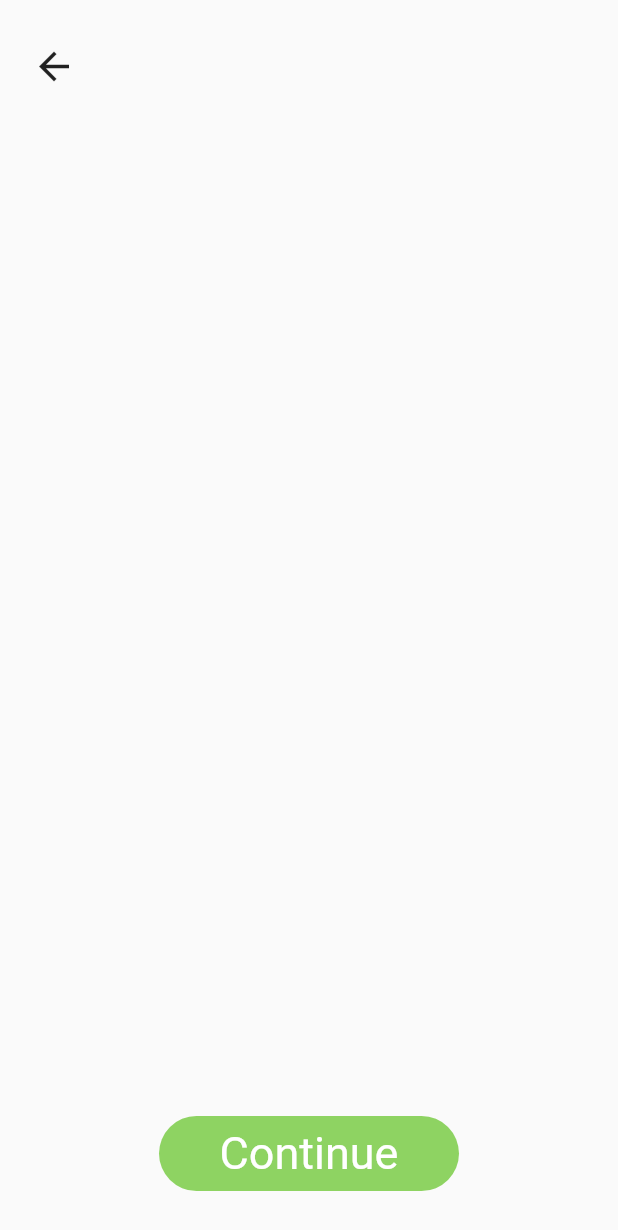
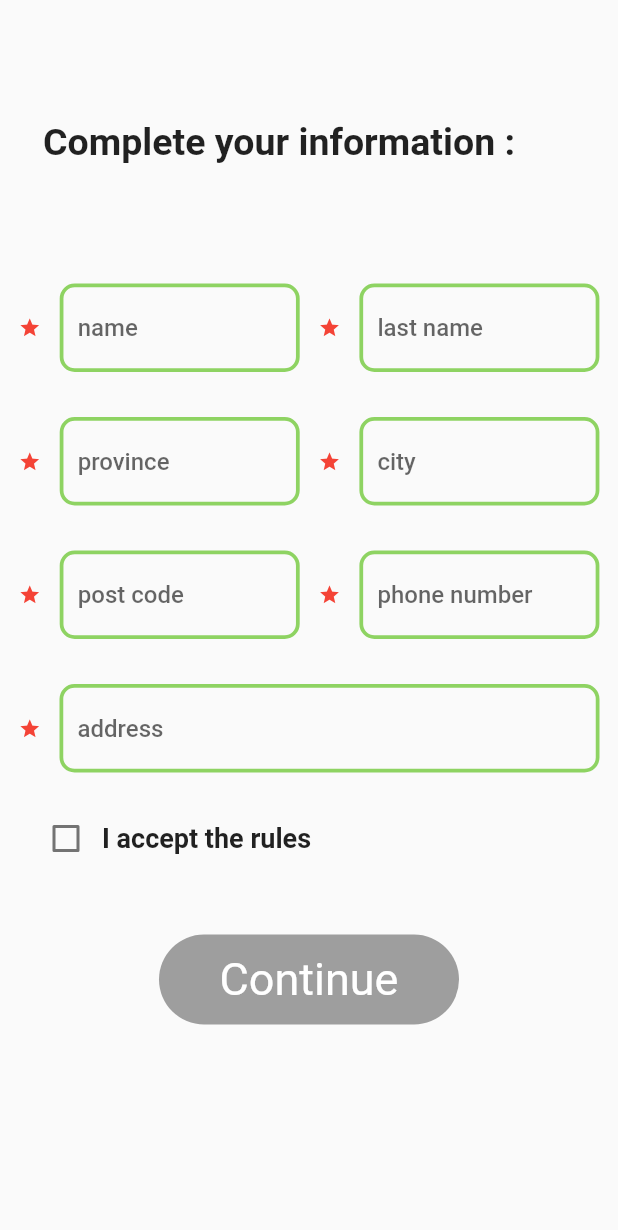
Before and after one commit to Faezeh-dqn/Giahdooni, a Flutter app: the OrdersPage screen opened directly, after a tap on "Continue", on a phone screen of 412 x 824 dp. Shown: the top 1230 px of the screen. Run offline on Flutter 3.47's test engine with Material 2 defaults, Android fonts, the light colour scheme and no system bars; our stand-ins replace cloud_firestore, firebase_auth, firebase_core, firebase_storage, get, get_it and 3 more; accounts and stored records are empty.

Commit message:
infoPage

```diff
--- a/lib/main.dart
+++ b/lib/main.dart
@@ -5,6 +5,7 @@ import 'package:giahdooni/service_locator.dart';
 import 'package:flutter/services.dart';
 import 'package:giahdooni/views/home_page.dart';
 import 'package:giahdooni/views/menu_page.dart';
+import 'package:giahdooni/views/pay_page.dart';
 import 'package:giahdooni/views/profile_page.dart';
 import 'package:giahdooni/views/signup_page.dart';
 
--- a/lib/models/orders.dart
+++ b/lib/models/orders.dart
@@ -1,7 +1,9 @@
+import 'dart:convert';
+
 import 'package:flutter/cupertino.dart';
 
 class Order {
-  int id;
+  String id;
   int plantPrice;
   int vaseprice;
   final String color;
@@ -10,7 +12,6 @@ class Order {
   final String plantImage;
   int itemCount;
   int totalprice;
-
   Order({
     @required this.id,
     @required this.plantPrice,
@@ -24,7 +25,7 @@ class Order {
   });
 
   Order copyWith({
-    int id,
+    String id,
     int plantPrice,
     int vaseprice,
     String color,
@@ -75,6 +76,10 @@ class Order {
     );
   }
 
+  String toJson() => json.encode(toMap());
+
+  factory Order.fromJson(String source) => Order.fromMap(json.decode(source));
+
   @override
   String toString() {
     return 'Order(id: $id, plantPrice: $plantPrice, vaseprice: $vaseprice, color: $color, vaseShape: $vaseShape, name: $name, plantImage: $plantImage, itemCount: $itemCount, totalprice: $totalprice)';
--- /dev/null
+++ b/lib/models/payingInfo.dart
@@ -0,0 +1,96 @@
+import 'dart:convert';
+
+import 'package:flutter/cupertino.dart';
+
+class PayingInfo {
+  String address;
+  String postCode;
+  String phoneNumber;
+  String city;
+  String province;
+  String name;
+  String lastName;
+  PayingInfo({
+    @required this.address,
+    @required this.postCode,
+    @required this.phoneNumber,
+    @required this.city,
+    @required this.province,
+    @required this.name,
+    @required this.lastName,
+  });
+
+  PayingInfo copyWith({
+    String address,
+    String postCode,
+    String phoneNumber,
+    String city,
+    String province,
+    String name,
+    String lastName,
+  }) {
+    return PayingInfo(
+      address: address ?? this.address,
+      postCode: postCode ?? this.postCode,
+      phoneNumber: phoneNumber ?? this.phoneNumber,
+      city: city ?? this.city,
+      province: province ?? this.province,
+      name: name ?? this.name,
+      lastName: lastName ?? this.lastName,
+    );
+  }
+
+  Map<String, dynamic> toMap() {
+    return {
+      'address': address,
+      'postCode': postCode,
+      'phoneNumber': phoneNumber,
+      'city': city,
+      'province': province,
+      'name': name,
+      'lastName': lastName,
+    };
+  }
+
+  factory PayingInfo.fromMap(Map<String, dynamic> map) {
+    return PayingInfo(
+      address: map['address'],
+      postCode: map['postCode'],
+      phoneNumber: map['phoneNumber'],
+      city: map['city'],
+      province: map['province'],
+      name: map['name'],
+      lastName: map['lastName'],
+    );
+  }
+
+  @override
+  String toString() {
+    return 'PayingInfo(address: $address, postCode: $postCode, phoneNumber: $phoneNumber, city: $city, province: $province, name: $name, lastName: $lastName)';
+  }
+
+  @override
+  bool operator ==(Object other) {
+    if (identical(this, other)) return true;
+
+    return other is PayingInfo &&
+        other.address == address &&
+        other.postCode == postCode &&
+        other.phoneNumber == phoneNumber &&
+        other.city == city &&
+        other.province == province &&
+        other.name == name &&
+        other.lastName == lastName;
+  }
+
+  @override
+  int get hashCode {
+    return address.hashCode ^
+        postCode.hashCode ^
+        phoneNumber.hashCode ^
+        city.hashCode ^
+        province.hashCode ^
+        name.hashCode ^
+        lastName.hashCode;
+  }
+}
--- a/lib/service_locator.dart
+++ b/lib/service_locator.dart
@@ -10,6 +10,7 @@ import 'package:giahdooni/viewmodels/buying_page_viewmodel.dart';
 import 'package:giahdooni/viewmodels/diseases_page_viewmodel.dart';
 import 'package:giahdooni/viewmodels/home_page_viewmodel.dart';
 import 'package:giahdooni/viewmodels/orders_Page_viewmodel.dart';
+import 'package:giahdooni/viewmodels/paying_page_viewmodel.dart';
 import 'package:giahdooni/viewmodels/profile_page_viewmodel.dart';
 import 'package:giahdooni/viewmodels/search_bar_view_model.dart';
 import 'package:giahdooni/viewmodels/sign_in_viewmodel.dart';
@@ -79,6 +80,8 @@ setUpGetIt() {
     ),
   );
 
+  getIt.registerFactory<PayingPageViewModel>(() => PayingPageViewModel());
+
   getIt.registerFactory<SignInViewModel>(
     () =>
         SignInViewModel(authenticationService: getIt<AuthenticationService>()),
--- a/lib/services/firestore_service.dart
+++ b/lib/services/firestore_service.dart
@@ -84,7 +84,7 @@ class FirestoreService {
           .collection(userCollection)
           .doc(currentUserId)
           .collection(orderCollection)
-          .doc(order.name)
+          .doc(order.id.toString())
           .set(order.toMap());
     }
   }
@@ -96,7 +96,7 @@ class FirestoreService {
         .collection(userCollection)
         .doc(currentUserId)
         .collection(orderCollection)
-        .doc(updatedOrder.name)
+        .doc(updatedOrder.id)
         .set(updatedOrder.toMap());
 
     return updatedOrder;
--- a/lib/viewmodels/orders_Page_viewmodel.dart
+++ b/lib/viewmodels/orders_Page_viewmodel.dart
@@ -47,4 +47,14 @@ class OrdersPageViewModel extends BaseViewModel {
   }
 
   int get totalPrice => _totalPrice;
+
+  updateOrders(List<Order> order) async {
+    int i;
+    order.forEach((element) async {
+      Order updatedOrder = element;
+
+      await updateOrder(updatedOrder);
+    });
+    print('done!');
+  }
 }
--- /dev/null
+++ b/lib/viewmodels/paying_page_viewmodel.dart
@@ -0,0 +1,137 @@
+import 'dart:ui';
+import 'package:giahdooni/models/payingInfo.dart';
+import 'package:stacked/stacked.dart';
+
+class PayingPageViewModel extends BaseViewModel {
+  bool _isSelected = false;
+  String _address = '';
+  String _phoneNum = '';
+  String _lastName = '';
+  String _name = '';
+  String _postCode = '';
+  String _city = '';
+  String _province = '';
+  Color _color = Color(0xff8ED362);
+  bool _nameController = false;
+  bool _lastNameController = false;
+  bool provinceController = false;
+  bool cityController = false;
+  bool postCodeController = false;
+  bool phoneNumController = false;
+  bool addressController = false;
+
+  checkNullFields() {
+    if (name == '') {
+      _nameController = true;
+    } else {
+      print('name is not null');
+    }
+    if (lastName == '') {
+      _lastNameController = true;
+    }
+    if (city == '') {
+      cityController = true;
+    }
+    if (province == '') {
+      provinceController = true;
+    }
+    if (address == '') {
+      addressController = true;
+    }
+    if (postCode == '') {
+      postCodeController = true;
+    }
+    if (phoneNum == '') {
+      phoneNumController = true;
+    }
+    notifyListeners();
+  }
+
+  setColor(Color color) {
+    _color = color;
+    notifyListeners();
+  }
+
+  Color get color => _color;
+
+  setNameController(bool nameController) {
+    _nameController = nameController;
+    notifyListeners();
+  }
+
+  bool get nameController => _nameController;
+
+  setLastNameController(bool lastNameController) {
+    _lastNameController = lastNameController;
+    notifyListeners();
+  }
+
+  bool get lastNameController => _lastNameController;
+
+  setCity(String city) {
+    _city = city;
+    notifyListeners();
+  }
+
+  String get city => _city;
+
+  setProvince(String province) {
+    _province = province;
+    notifyListeners();
+  }
+
+  String get province => _province;
+
+  setIsSelected(bool isSelected) {
+    _isSelected = isSelected;
+    notifyListeners();
+  }
+
+  bool get isSelected => _isSelected;
+
+  setPostCode(String postCode) {
+    _postCode = postCode;
+    notifyListeners();
+  }
+
+  String get postCode => _postCode;
+
+  setName(String name) {
+    _name = name;
+    notifyListeners();
+  }
+
+  String get name => _name;
+
+  setlastName(String lastName) {
+    _lastName = lastName;
+    notifyListeners();
+  }
+
+  String get lastName => _lastName;
+
+  setAddress(String address) {
+    _address = address;
+    notifyListeners();
+  }
+
+  String get address => _address;
+
+  setPhoneNum(String phoneNum) {
+    _phoneNum = phoneNum;
+    notifyListeners();
+  }
+
+  String get phoneNum => _phoneNum;
+
+  checkTextFields() {
+    PayingInfo payingInfo = PayingInfo(
+        address: address,
+        postCode: postCode,
+        phoneNumber: phoneNum,
+        city: city,
+        province: province,
+        name: name,
+        lastName: lastName);
+  }
+}
--- /dev/null
+++ b/lib/views/pay_page.dart
@@ -0,0 +1,302 @@
+import 'package:flutter/material.dart';
+import 'package:get/get.dart';
+import 'package:giahdooni/viewmodels/paying_page_viewmodel.dart';
+import 'package:stacked/stacked.dart';
+import 'package:top_snackbar_flutter/custom_snack_bar.dart';
+import 'package:top_snackbar_flutter/top_snack_bar.dart';
+
+import '../service_locator.dart';
+
+class PayingPage extends StatelessWidget {
+  @override
+  Widget build(BuildContext context) {
+    return ViewModelBuilder<PayingPageViewModel>.reactive(
+      disposeViewModel: false,
+      viewModelBuilder: () => getIt<PayingPageViewModel>(),
+      builder: (context, model, child) => Scaffold(
+        body: Container(
+          child: SingleChildScrollView(
+            child: Column(
+              children: [
+                SizedBox(
+                  height: 80,
+                ),
+                Padding(
+                  padding: EdgeInsets.only(right: 40),
+                  child: Text(
+                    'Complete your information :',
+                    style: TextStyle(fontSize: 25, fontWeight: FontWeight.w600),
+                  ),
+                ),
+                SizedBox(
+                  height: 80,
+                ),
+                Row(
+                  mainAxisAlignment: MainAxisAlignment.spaceEvenly,
+                  children: [
+                    Icon(
+                      Icons.star,
+                      size: 15,
+                      color: Colors.red,
+                    ),
+                    Container(
+                      width: 160,
+                      child: TextField(
+                        decoration: InputDecoration(
+                            enabledBorder: OutlineInputBorder(
+                              borderRadius: BorderRadius.circular(10),
+                              borderSide: new BorderSide(
+                                  width: 2.5,
+                                  color: (model.nameController == false)
+                                      ? Color(0xff8ED362)
+                                      : Colors.red),
+                            ),
+                            hintText: 'name',
+                            hintStyle: TextStyle(fontWeight: FontWeight.w500)),
+                        onChanged: (value) {
+                          if (value != '') {
+                            model.setNameController(false);
+                          }
+                          model.setName(value);
+                          print('value is : $value');
+                        },
+                      ),
+                    ),
+                    Icon(
+                      Icons.star,
+                      size: 15,
+                      color: Colors.red,
+                    ),
+                    Container(
+                      width: 160,
+                      child: TextField(
+                        decoration: InputDecoration(
+                            enabledBorder: OutlineInputBorder(
+                              borderRadius: BorderRadius.circular(10),
+                              borderSide: new BorderSide(
+                                  width: 2.5,
+                                  color: (model.lastNameController == false)
+                                      ? Color(0xff8ED362)
+                                      : Colors.red),
+                            ),
+                            hintText: 'last name',
+                            hintStyle: TextStyle(fontWeight: FontWeight.w500)),
+                        onChanged: (value) {
+                          if (value != '') {
+                            model.setLastNameController(false);
+                          }
+                          model.setlastName(value);
+                        },
+                      ),
+                    ),
+                  ],
+                ),
+                SizedBox(
+                  height: 30,
+                ),
+                Row(
+                  mainAxisAlignment: MainAxisAlignment.spaceEvenly,
+                  children: [
+                    Icon(
+                      Icons.star,
+                      size: 15,
+                      color: Colors.red,
+                    ),
+                    Container(
+                      width: 160,
+                      child: TextField(
+                        decoration: InputDecoration(
+                            enabledBorder: OutlineInputBorder(
+                              borderRadius: BorderRadius.circular(10),
+                              borderSide: new BorderSide(
+                                  width: 2.5,
+                                  color: (model.provinceController == false)
+                                      ? Color(0xff8ED362)
+                                      : Colors.red),
+                            ),
+                            hintText: 'province',
+                            hintStyle: TextStyle(fontWeight: FontWeight.w500)),
+                        onChanged: (value) {
+                          model.setProvince(value);
+                          print(model.province);
+                        },
+                      ),
+                    ),
+                    Icon(
+                      Icons.star,
+                      size: 15,
+                      color: Colors.red,
+                    ),
+                    Container(
+                      width: 160,
+                      child: TextField(
+                        decoration: InputDecoration(
+                            enabledBorder: OutlineInputBorder(
+                              borderRadius: BorderRadius.circular(10),
+                              borderSide: new BorderSide(
+                                width: 2.5,
+                                color: (model.cityController == false)
+                                    ? Color(0xff8ED362)
+                                    : Colors.red,
+                              ),
+                            ),
+                            hintText: 'city',
+                            hintStyle: TextStyle(fontWeight: FontWeight.w500)),
+                        onChanged: (value) {
+                          model.setCity(value);
+                          print(model.city);
+                        },
+                      ),
+                    ),
+                  ],
+                ),
+                SizedBox(
+                  height: 30,
+                ),
+                Row(
+                  mainAxisAlignment: MainAxisAlignment.spaceEvenly,
+                  children: [
+                    Icon(
+                      Icons.star,
+                      size: 15,
+                      color: Colors.red,
+                    ),
+                    Container(
+                      width: 160,
+                      child: TextField(
+                        decoration: InputDecoration(
+                            enabledBorder: OutlineInputBorder(
+                              borderRadius: BorderRadius.circular(10),
+                              borderSide: new BorderSide(
+                                  width: 2.5,
+                                  color: (model.postCodeController == false)
+                                      ? Color(0xff8ED362)
+                                      : Colors.red),
+                            ),
+                            hintText: 'post code',
+                            hintStyle: TextStyle(fontWeight: FontWeight.w500)),
+                        onChanged: (value) {
+                          model.setPostCode(value);
+                        },
+                      ),
+                    ),
+                    Icon(
+                      Icons.star,
+                      size: 15,
+                      color: Colors.red,
+                    ),
+                    Container(
+                      width: 160,
+                      child: TextField(
+                        decoration: InputDecoration(
+                            enabledBorder: OutlineInputBorder(
+                              borderRadius: BorderRadius.circular(10),
+                              borderSide: new BorderSide(
+                                  width: 2.5,
+                                  color: (model.phoneNumController == false)
+                                      ? Color(0xff8ED362)
+                                      : Colors.red),
+                            ),
+                            hintText: 'phone number',
+                            hintStyle: TextStyle(fontWeight: FontWeight.w500)),
+                        onChanged: (value) {
+                          model.setPhoneNum(value);
+                        },
+                      ),
+                    ),
+                  ],
+                ),
+                SizedBox(
+                  height: 30,
+                ),
+                Row(
+                  mainAxisAlignment: MainAxisAlignment.spaceEvenly,
+                  children: [
+                    Icon(
+                      Icons.star,
+                      size: 15,
+                      color: Colors.red,
+                    ),
+                    Container(
+                      width: 360,
+                      child: TextField(
+                        decoration: InputDecoration(
+                            enabledBorder: OutlineInputBorder(
+                              borderRadius: BorderRadius.circular(10),
+                              borderSide: new BorderSide(
+                                  width: 2.5,
+                                  color: (model.addressController == false)
+                                      ? Color(0xff8ED362)
+                                      : Colors.red),
+                            ),
+                            hintText: 'address',
+                            hintStyle: TextStyle(fontWeight: FontWeight.w500)),
+                        onChanged: (value) {
+                          model.setAddress(value);
+                        },
+                      ),
+                    ),
+                  ],
+                ),
+                SizedBox(
+                  height: 20,
+                ),
+                Row(
+                  children: [
+                    SizedBox(
+                      width: 20,
+                    ),
+                    Checkbox(
+                        value: model.isSelected,
+                        onChanged: (value) {
+                          model.setIsSelected(value);
+                        }),
+                    Text(
+                      'I accept the rules',
+                      style:
+                          TextStyle(fontSize: 18, fontWeight: FontWeight.w600),
+                    ),
+                  ],
+                ),
+                SizedBox(
+                  height: 40,
+                ),
+                Container(
+                  height: 60,
+                  width: 200,
+                  child: RaisedButton(
+                    elevation: 0,
+                    shape: RoundedRectangleBorder(
+                      borderRadius: BorderRadius.circular(30),
+                    ),
+                    onPressed: () async {
+                      await model.checkNullFields();
+                      await (model.isSelected)
+                          ? print('okay')
+                          : showTopSnackBar(
+                              context,
+                              CustomSnackBar.info(
+                                message: 'Please accept the rules!',
+                              ),
+                            );
+                    },
+                    color: (model.isSelected)
+                        ? Color(0xff8ED362)
+                        : Colors.grey.shade500,
+                    child: Text(
+                      'Continue',
+                      style: TextStyle(
+                          color: Colors.white,
+                          fontSize: 30,
+                          fontWeight: FontWeight.w400),
+                    ),
+                  ),
+                ),
+              ],
+            ),
+          ),
+        ),
+      ),
+    );
+  }
+}
```
Also changed, not shown: lib/views/Buying_page.dart (+7 -1 lines), lib/views/orders_page.dart (+50 -34 lines).
